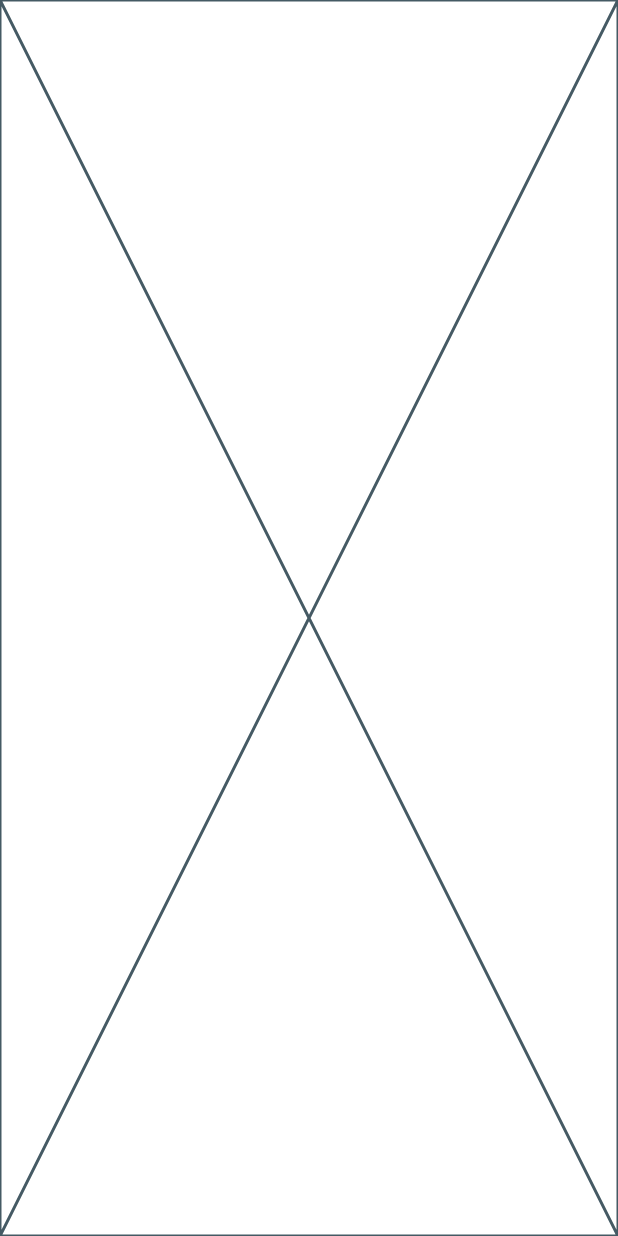
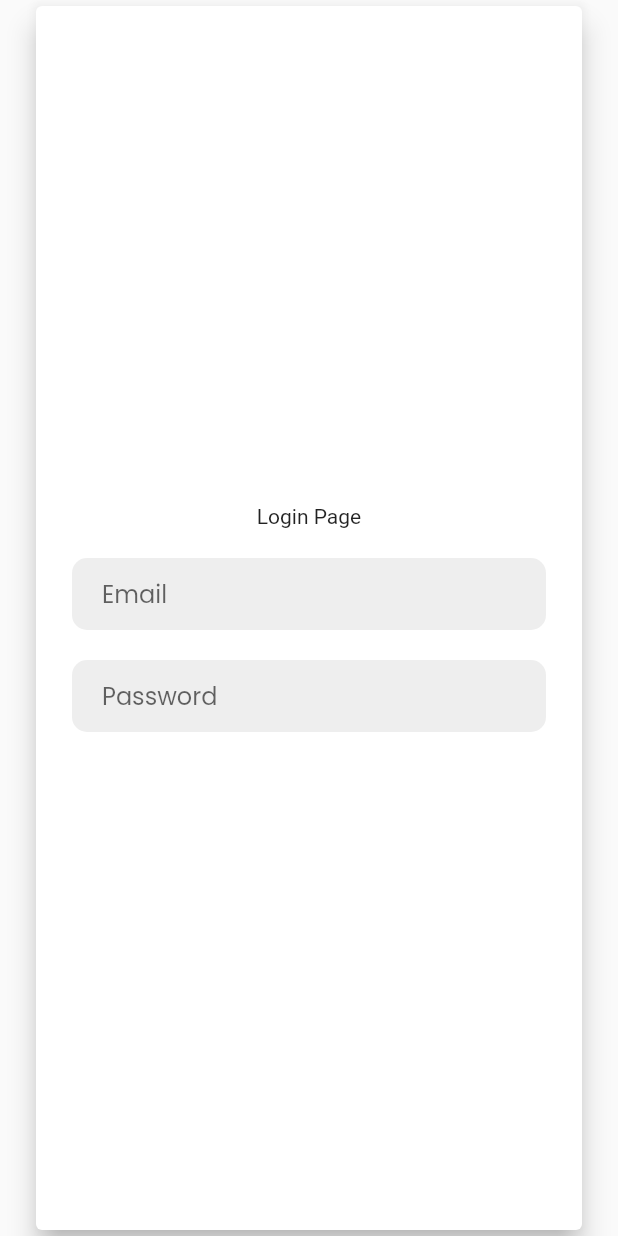
Before and after one commit to Radoooooo/denguecareapp, a Flutter app: the screen it shows after launch, on a phone screen of 412 x 824 dp. Run offline on Flutter 3.47's test engine with Material 2 defaults, Android fonts, the phone set to English and light mode, and no system bars; our stand-ins replace google_fonts.

Commit message:
edited login page

```diff
--- a/lib/main.dart
+++ b/lib/main.dart
@@ -12,6 +12,7 @@ class MyApp extends StatelessWidget {
   @override
   Widget build(BuildContext context) {
     return const MaterialApp(
+      debugShowCheckedModeBanner: false,
       title: 'Dengue Care App',
       home: LoginPage(),
     );
--- a/lib/views/login_page.dart
+++ b/lib/views/login_page.dart
@@ -1,3 +1,4 @@
+import 'package:denguecare/views/widgets/input_widget.dart';
 import 'package:flutter/material.dart';
 
 class LoginPage extends StatefulWidget {
@@ -8,8 +9,41 @@ class LoginPage extends StatefulWidget {
 }
 
 class _LoginPageState extends State<LoginPage> {
+  final TextEditingController _emailController = TextEditingController();
+  final TextEditingController _passwordController = TextEditingController();
   @override
   Widget build(BuildContext context) {
-    return const Placeholder();
+    var size = MediaQuery.of(context).size.width;
+    return Scaffold(
+      body: Center(
+        child: Padding(
+          padding: const EdgeInsets.symmetric(
+            horizontal: 20,
+          ),
+          child: Card(
+            elevation: 8,
+            child: Container(
+              padding: const EdgeInsets.all(24),
+              child: Column(
+                mainAxisAlignment: MainAxisAlignment.center,
+                children: [
+                  const Text("Login Page"),
+                  const SizedBox(height: 20),
+                  InputWidget(
+                      hintText: "Email",
+                      controller: _emailController,
+                      obscureText: false),
+                  const SizedBox(height: 20),
+                  InputWidget(
+                      hintText: "Password",
+                      controller: _passwordController,
+                      obscureText: true)
+                ],
+              ),
+            ),
+          ),
+        ),
+      ),
+    );
   }
 }
```
